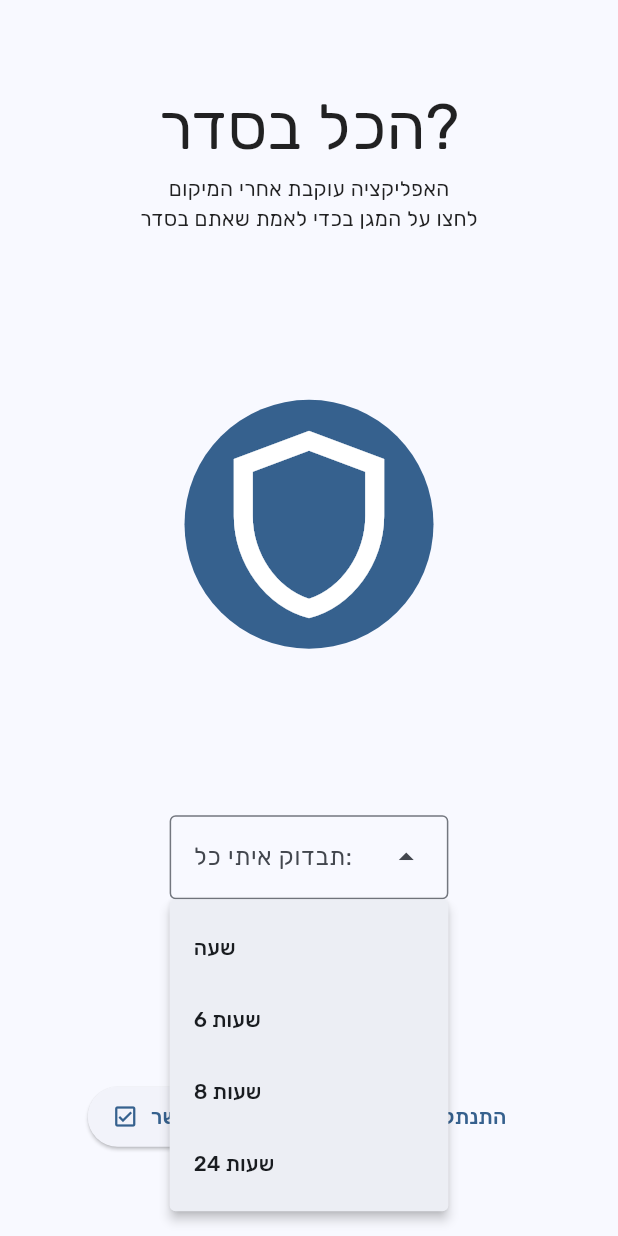
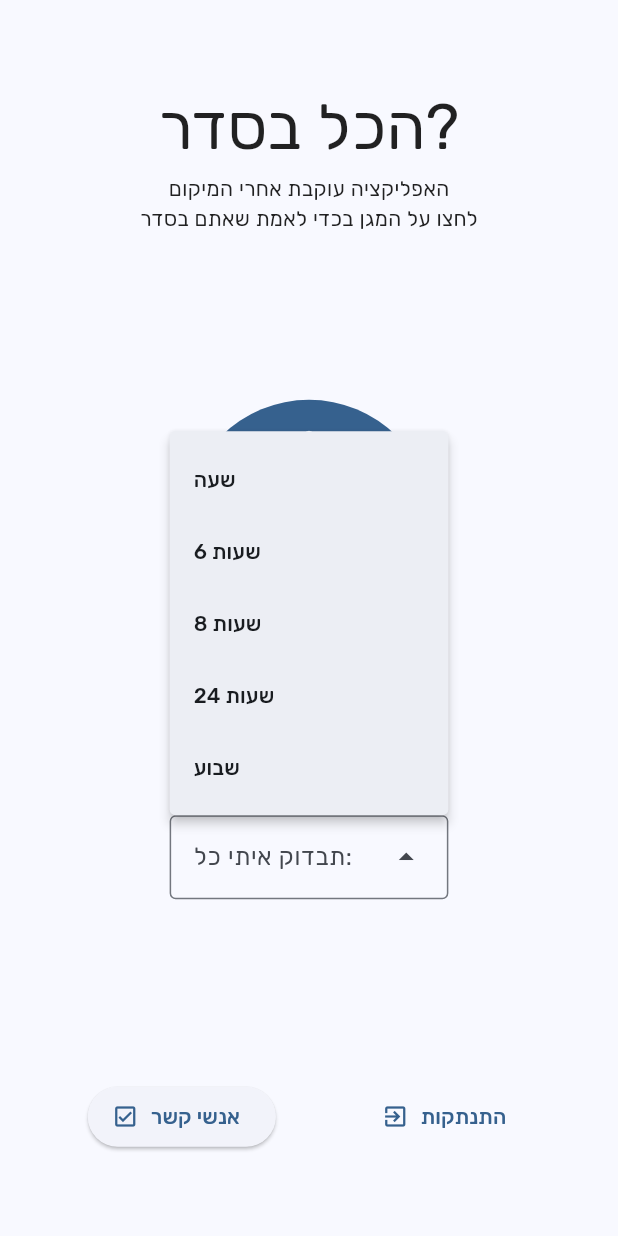
Before and after one commit to eifr/Im-fine, a Flutter app: the SelfPage widget shown alone on an empty page, opened directly with empty values, after a tap on "שעה", on a phone screen of 412 x 824 dp. Run offline on Flutter 3.47's test engine with Material 2 defaults, Android fonts, the phone set to English and light mode, and no system bars; our stand-ins replace awesome_notifications, flutter_contacts, google_fonts, local_auth, location, supabase_flutter; missing offline and left inert: onesignal_flutter; accounts and stored records are empty; network calls fail.

```diff
--- a/lib/main.dart
+++ b/lib/main.dart
@@ -299,7 +299,7 @@ class _MyAppState extends State<MyApp> {
             return MaterialPageRoute(
               builder: (context) => MyHomePage(
                 title: MyApp.name,
-                stopListen: imSafe,
+                stopListen: () => imSafe(),
               ),
             );
 
@@ -356,7 +356,7 @@ class _MyAppState extends State<MyApp> {
         textDirection: TextDirection.rtl,
         child: MyHomePage(
           title: "אני בסדר",
-          stopListen: imSafe,
+          stopListen: () => imSafe(),
         ),
       ),
     );
--- a/lib/pages/homepage.dart
+++ b/lib/pages/homepage.dart
@@ -11,7 +11,7 @@ import 'package:onesignal_flutter/onesignal_flutter.dart';
 import 'package:supabase_flutter/supabase_flutter.dart';
 
 class MyHomePage extends StatefulWidget {
-  final void Function() stopListen;
+  final VoidCallback stopListen;
 
   const MyHomePage({
     super.key,
@@ -157,7 +157,7 @@ class SelfPage extends StatelessWidget {
           IconButton.filled(
             iconSize: 150,
             onPressed: () => {
-              widget.stopListen,
+              widget.stopListen(),
               ScaffoldMessenger.of(context).showSnackBar(
                 const SnackBar(
                   content: Text(
@@ -193,6 +193,10 @@ class SelfPage extends StatelessWidget {
                   DropdownMenuEntry(
                     label: '24 שעות',
                     value: 600 * 24,
+                  ),
+                  DropdownMenuEntry(
+                    label: 'שבוע',
+                    value: 600 * 24 * 7,
                   ),
                 ],
               ),
--- a/pubspec.yaml
+++ b/pubspec.yaml
@@ -16,7 +16,7 @@ publish_to: 'none' # Remove this line if you wish to publish to pub.dev
 # https://developer.apple.com/library/archive/documentation/General/Reference/InfoPlistKeyReference/Articles/CoreFoundationKeys.html
 # In Windows, build-name is used as the major, minor, and patch parts
 # of the product and file versions while build-number is used as the build suffix.
-version: 1.0.5+7
+version: 1.0.6+8
 
 environment:
   sdk: '>=3.1.3 <4.0.0'
```
Also changed, not shown: lib/pages/follow-status.dart (+10 -7 lines), 1 other file.
